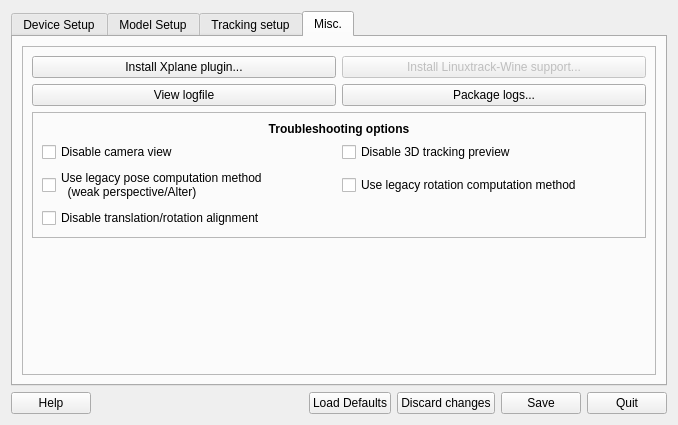
uglyDwarf/linuxtrack, file branches/mickey_improvement/src/qt_gui/ltr.ui: the form before one commit.
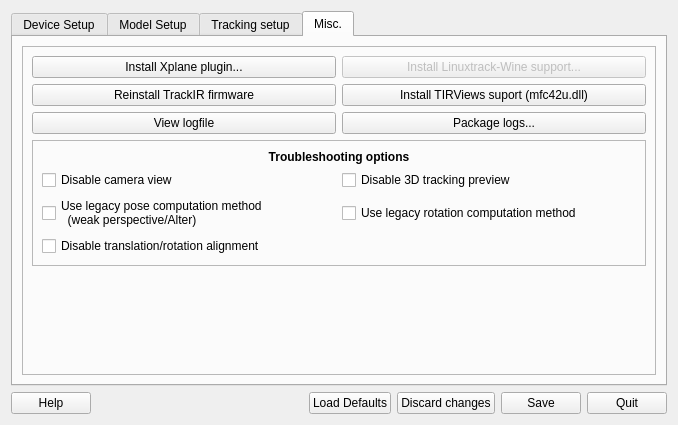
The form after the commit. The open tabs and pages were chosen to show the change. Icons and pictures are not drawn.

The edit to the form file:
```diff
--- a/branches/mickey_improvement/src/qt_gui/ltr.ui
+++ b/branches/mickey_improvement/src/qt_gui/ltr.ui
@@ -137,7 +137,7 @@
               </property>
              </widget>
             </item>
-            <item row="1" column="0">
+            <item row="3" column="0">
              <widget class="QPushButton" name="ViewLogButton">
               <property name="text">
                <string>View logfile</string>
@@ -154,13 +154,27 @@
               </property>
              </widget>
             </item>
-            <item row="1" column="1">
+            <item row="3" column="1">
              <widget class="QPushButton" name="PackageLogsButton">
               <property name="text">
                <string>Package logs...</string>
               </property>
              </widget>
             </item>
+            <item row="1" column="0">
+             <widget class="QPushButton" name="TIRFWButton">
+              <property name="text">
+               <string>Reinstall TrackIR firmware</string>
+              </property>
+             </widget>
+            </item>
+            <item row="1" column="1">
+             <widget class="QPushButton" name="TIRViewsButton">
+              <property name="text">
+               <string>Install TIRViews suport (mfc42u.dll)</string>
+              </property>
+             </widget>
+            </item>
            </layout>
           </item>
           <item>
```
Left out of the diff: 2 changed lines with no effect on the pictures.
